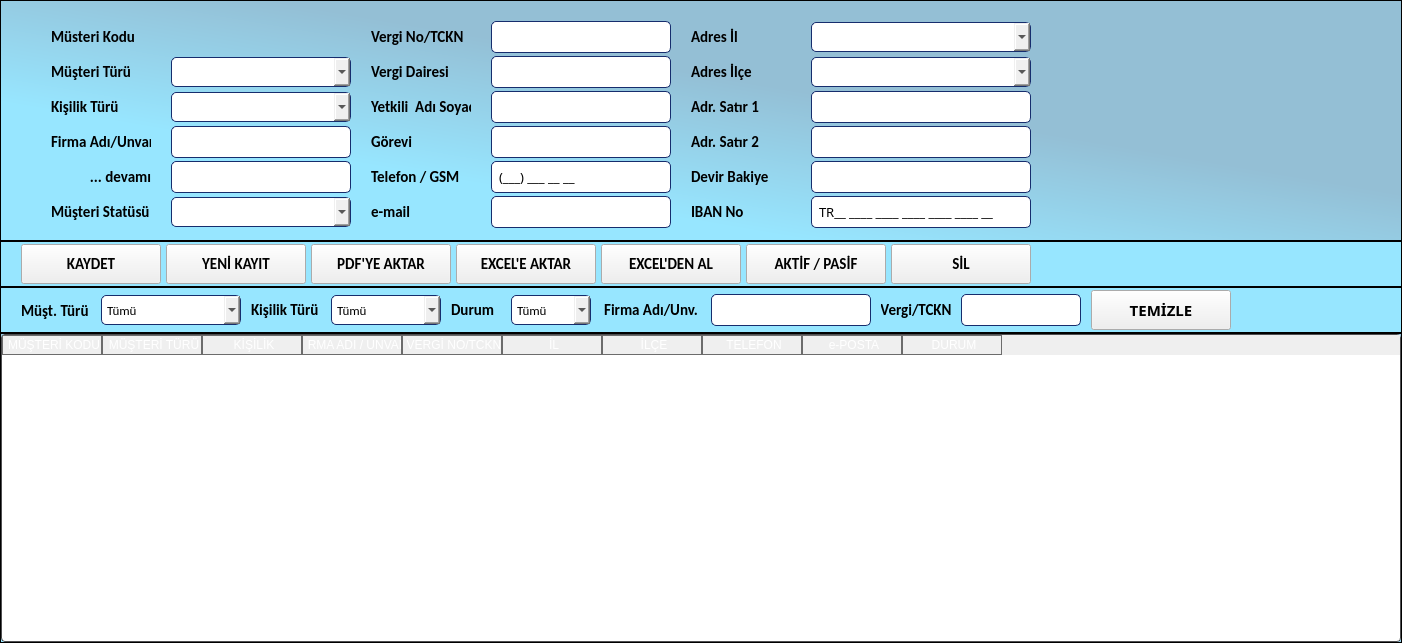
Old version of the form ui/ui_files/customers_window.ui in the repository AyhanErcan70/SATTUP.
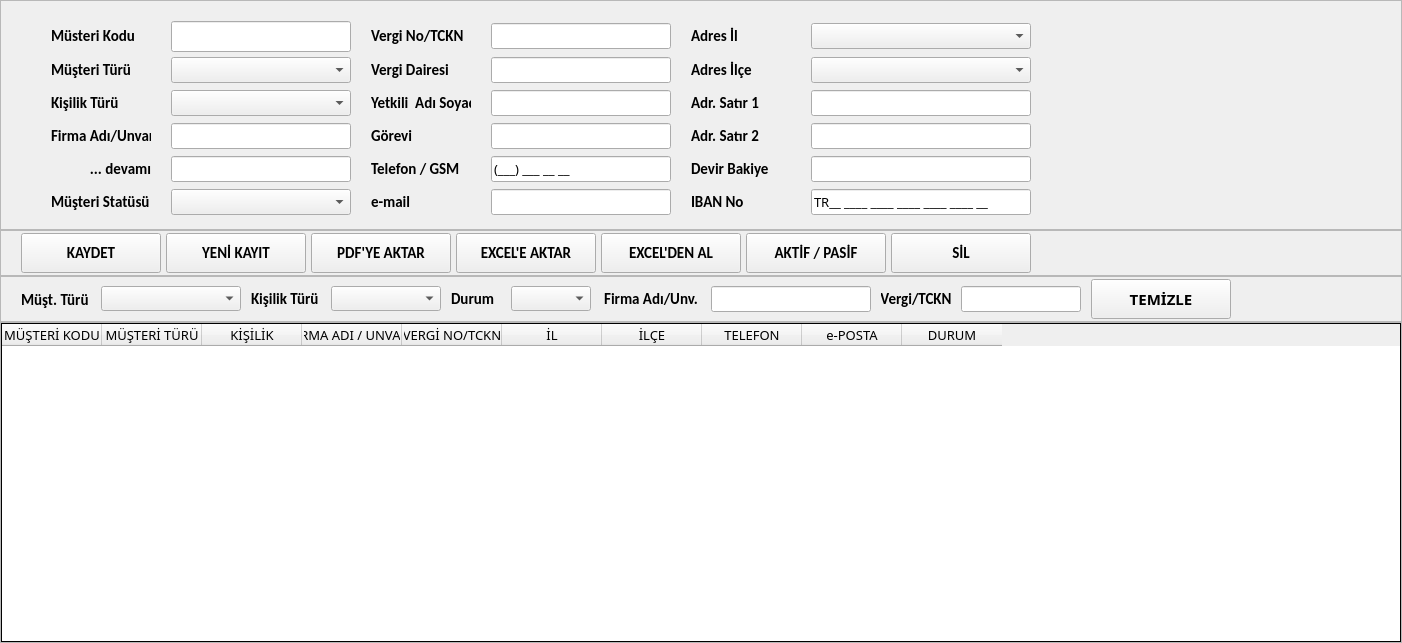
New version of the form.

Patch:
```diff
--- a/ui/ui_files/customers_window.ui
+++ b/ui/ui_files/customers_window.ui
@@ -14,90 +14,7 @@
    <string>Form</string>
   </property>
   <property name="styleSheet">
-   <string notr="true">QFrame#top_frame, QFrame#middle_s_frame, QFrame#bottom_frame{
-background-color: qlineargradient(spread:pad, x1:0, y1:1, x2:1, y2:0, stop:0.287234 rgba(151, 230, 255, 255), stop:0.595745 rgba(148, 191, 213, 255));}
-
-QFrame#middle_n_frame, QFrame#middle_s_frame{
-background-color: qlineargradient(spread:pad, x1:0, y1:1, x2:1, y2:0, stop:0.287234 rgba(151, 230, 255, 255), stop:0.595745 rgba(151, 230, 255, 255));}
-
-QLineEdit#txt_musteri_kodu{
-border: none;
-background-color:transparent;
-font-family: &quot;Nesatho&quot;;
-font-weight: bold;
-font-size: 12pt;
-text-align: center;
-color:#df141e;
-}
-QLineEdit, QDateEdit{
-background-color:#fff;
-border: 1px solid #162D6D;
-font-family: &quot;Century Gothic&quot;;
-font-size: 10pt;
-border-radius: 5px;
-min-height:30px;
-max-height: 30px;
-padding-left: 5px;
-}
-QComboBox {border: 1px solid #162d6d;
-min-height:28px;
-max-height: 28px;
-padding-left: 5px;
-border-radius: 5px; 
-font-familiy: &quot;Century Gothic&quot;;
-font-size: 10pt;
-}
-
-QLineEdit:focus, QComboBox:focus, QDateEdit:focus{
-background-color:#ffffce;
-}
-QLabel{background-color:none;
-font-weight: bold;}
-
-QPushBotton#btn_kaydet, QPushBotton#btn_yeni, QPushBotton#btn_sil, QPushBotton#btn_excele_aktar, QPushBotton#btn_pdfye_aktar, QPushBotton#btn_excel_yukle, QPushBotton#btn_yeni{
-background-color: #288EB2;
-color: #162D6D;
-font-size: 14px;
-}
-/* Tablonun Genel Çerçevesi */
-QTableWidget {
-    background-color: #ffffff;
-    alternate-background-color: #cfd0d1; /* Zebra satır rengi */
-    gridline-color: #96999c;             /* Hücre çizgisi rengi */
-    border: 1px solid #4e4e50;
-    border-radius: 4px;
-    font-family: &quot;DaltonaPro&quot;;       /* Veya yeni yüklediğin font adı */
-    outline: 0;                          /* Seçimdeki kesikli çizgiyi kaldırır */
-}
-
-QHeaderView::section {
-    background-color: qlineargradient(x1:0, y1:0, x2:0, y2:1,
-                                      stop:0 #2246AA, stop: 0.5 #1A3580,
-                                      stop: 0.6 #162d6d, stop:1 #20409c);
-    color: white;
-    padding-left: 4px;
-    border: 1px solid #6c6c6c;
-}
-
-
-/* Hücreler */
-QTableWidget::item {
-    padding: 5px;
-    border-bottom: 1px solid #757779;
-}
-
-/* Satır Seçildiğinde */
-QTableWidget::item:selected {
-    background-color: #e1f5fe;
-    color: #162D6D;
-    border-left: 3px solid #01c4ff;      /* Seçili satıra sol vurgu */
-}
-
-/* Köşe Bölgesi (Sol üst boşluk) */
-QTableWidget QTableCornerButton::section {
-    background-color: #162D6D;
-    border: none;
-}</string>
+   <string notr="true"/>
   </property>
   <layout class="QGridLayout" name="gridLayout_8">
    <property name="leftMargin">
@@ -170,13 +87,13 @@
           <property name="minimumSize">
            <size>
             <width>180</width>
-            <height>32</height>
+            <height>0</height>
            </size>
           </property>
           <property name="maximumSize">
            <size>
             <width>180</width>
-            <height>32</height>
+            <height>16777215</height>
            </size>
           </property>
           <property name="font">
@@ -242,13 +159,13 @@
           <property name="minimumSize">
            <size>
             <width>180</width>
-            <height>32</height>
+            <height>0</height>
            </size>
           </property>
           <property name="maximumSize">
            <size>
             <width>180</width>
-            <height>32</height>
+            <height>16777215</height>
            </size>
           </property>
           <property name="font">
@@ -271,13 +188,13 @@
           <property name="minimumSize">
            <size>
             <width>220</width>
-            <height>32</height>
+            <height>0</height>
            </size>
           </property>
           <property name="maximumSize">
            <size>
             <width>220</width>
-            <height>32</height>
+            <height>16777215</height>
            </size>
           </property>
           <property name="font">
@@ -341,13 +258,13 @@
           <property name="minimumSize">
            <size>
             <width>180</width>
-            <height>32</height>
+            <height>0</height>
            </size>
           </property>
           <property name="maximumSize">
            <size>
             <width>180</width>
-            <height>32</height>
+            <height>16777215</height>
            </size>
           </property>
           <property name="font">
@@ -407,13 +324,13 @@
           <property name="minimumSize">
            <size>
             <width>220</width>
-            <height>32</height>
+            <height>0</height>
            </size>
           </property>
           <property name="maximumSize">
            <size>
             <width>200</width>
-            <height>32</height>
+            <height>16777215</height>
            </size>
           </property>
           <property name="font">
@@ -506,13 +423,13 @@
           <property name="minimumSize">
            <size>
             <width>220</width>
-            <height>30</height>
+            <height>0</height>
            </size>
           </property>
           <property name="maximumSize">
            <size>
             <width>220</width>
-            <height>30</height>
+            <height>16777215</height>
            </size>
           </property>
           <property name="font">
@@ -538,13 +455,13 @@
           <property name="minimumSize">
            <size>
             <width>180</width>
-            <height>32</height>
+            <height>0</height>
            </size>
           </property>
           <property name="maximumSize">
            <size>
             <width>180</width>
-            <height>32</height>
+            <height>16777215</height>
            </size>
           </property>
           <property name="font">
@@ -568,13 +485,13 @@
           <property name="minimumSize">
            <size>
             <width>180</width>
-            <height>32</height>
+            <height>0</height>
            </size>
           </property>
           <property name="maximumSize">
            <size>
             <width>180</width>
-            <height>32</height>
+            <height>16777215</height>
            </size>
           </property>
           <property name="font">
@@ -775,13 +692,13 @@
           <property name="minimumSize">
            <size>
             <width>180</width>
-            <height>32</height>
+            <height>0</height>
            </size>
           </property>
           <property name="maximumSize">
            <size>
             <width>180</width>
-            <height>32</height>
+            <height>16777215</height>
            </size>
           </property>
           <property name="font">
@@ -944,13 +861,13 @@
           <property name="minimumSize">
            <size>
             <width>180</width>
-            <height>32</height>
+            <height>0</height>
            </size>
           </property>
           <property name="maximumSize">
            <size>
             <width>180</width>
-            <height>32</height>
+            <height>16777215</height>
            </size>
           </property>
           <property name="font">
@@ -974,13 +891,13 @@
           <property name="minimumSize">
            <size>
             <width>220</width>
-            <height>30</height>
+            <height>0</height>
            </size>
           </property>
           <property name="maximumSize">
            <size>
             <width>220</width>
-            <height>30</height>
+            <height>16777215</height>
            </size>
           </property>
           <property name="font">
@@ -1006,13 +923,13 @@
           <property name="minimumSize">
            <size>
             <width>180</width>
-            <height>30</height>
+            <height>0</height>
            </size>
           </property>
           <property name="maximumSize">
            <size>
             <width>180</width>
-            <height>30</height>
+            <height>16777215</height>
            </size>
           </property>
           <property name="font">
@@ -1044,13 +961,13 @@
           <property name="minimumSize">
            <size>
             <width>180</width>
-            <height>30</height>
+            <height>0</height>
            </size>
           </property>
           <property name="maximumSize">
            <size>
             <width>180</width>
-            <height>30</height>
+            <height>16777215</height>
            </size>
           </property>
           <property name="font">
@@ -1147,13 +1064,13 @@
           <property name="minimumSize">
            <size>
             <width>180</width>
-            <height>30</height>
+            <height>0</height>
            </size>
           </property>
           <property name="maximumSize">
            <size>
             <width>180</width>
-            <height>30</height>
+            <height>16777215</height>
            </size>
           </property>
           <property name="font">
@@ -1179,13 +1096,13 @@
           <property name="minimumSize">
            <size>
             <width>180</width>
-            <height>32</height>
+            <height>0</height>
            </size>
           </property>
           <property name="maximumSize">
            <size>
             <width>180</width>
-            <height>32</height>
+            <height>16777215</height>
            </size>
           </property>
           <property name="font">
@@ -1209,13 +1126,13 @@
           <property name="minimumSize">
            <size>
             <width>220</width>
-            <height>32</height>
+            <height>0</height>
            </size>
           </property>
           <property name="maximumSize">
            <size>
             <width>200</width>
-            <height>32</height>
+            <height>16777215</height>
            </size>
           </property>
           <property name="font">
@@ -1238,13 +1155,13 @@
           <property name="minimumSize">
            <size>
             <width>220</width>
-            <height>32</height>
+            <height>0</height>
            </size>
           </property>
           <property name="maximumSize">
            <size>
             <width>200</width>
-            <height>32</height>
+            <height>16777215</height>
            </size>
           </property>
           <property name="font">
@@ -1303,13 +1220,13 @@
           <property name="minimumSize">
            <size>
             <width>180</width>
-            <height>30</height>
+            <height>0</height>
            </size>
           </property>
           <property name="maximumSize">
            <size>
             <width>180</width>
-            <height>30</height>
+            <height>16777215</height>
            </size>
           </property>
           <property name="font">
@@ -1724,13 +1641,13 @@
           <property name="minimumSize">
            <size>
             <width>140</width>
-            <height>30</height>
+            <height>0</height>
            </size>
           </property>
           <property name="maximumSize">
            <size>
             <width>140</width>
-            <height>30</height>
+            <height>16777215</height>
            </size>
           </property>
           <property name="sizeIncrement">
@@ -1772,13 +1689,13 @@
           <property name="minimumSize">
            <size>
             <width>160</width>
-            <height>32</height>
+            <height>0</height>
            </size>
           </property>
           <property name="maximumSize">
            <size>
             <width>160</width>
-            <height>32</height>
+            <height>16777215</height>
            </size>
           </property>
           <property name="font">
@@ -1801,13 +1718,13 @@
           <property name="minimumSize">
            <size>
             <width>80</width>
-            <height>30</height>
+            <height>0</height>
            </size>
           </property>
           <property name="maximumSize">
            <size>
             <width>80</width>
-            <height>30</height>
+            <height>16777215</height>
            </size>
           </property>
           <property name="sizeIncrement">
@@ -1849,13 +1766,13 @@
           <property name="minimumSize">
            <size>
             <width>120</width>
-            <height>32</height>
+            <height>0</height>
            </size>
           </property>
           <property name="maximumSize">
            <size>
             <width>120</width>
-            <height>32</height>
+            <height>16777215</height>
            </size>
           </property>
           <property name="font">
@@ -1913,13 +1830,13 @@
           <property name="minimumSize">
            <size>
             <width>110</width>
-            <height>30</height>
+            <height>0</height>
            </size>
           </property>
           <property name="maximumSize">
            <size>
             <width>110</width>
-            <height>30</height>
+            <height>16777215</height>
            </size>
           </property>
           <property name="sizeIncrement">
```
